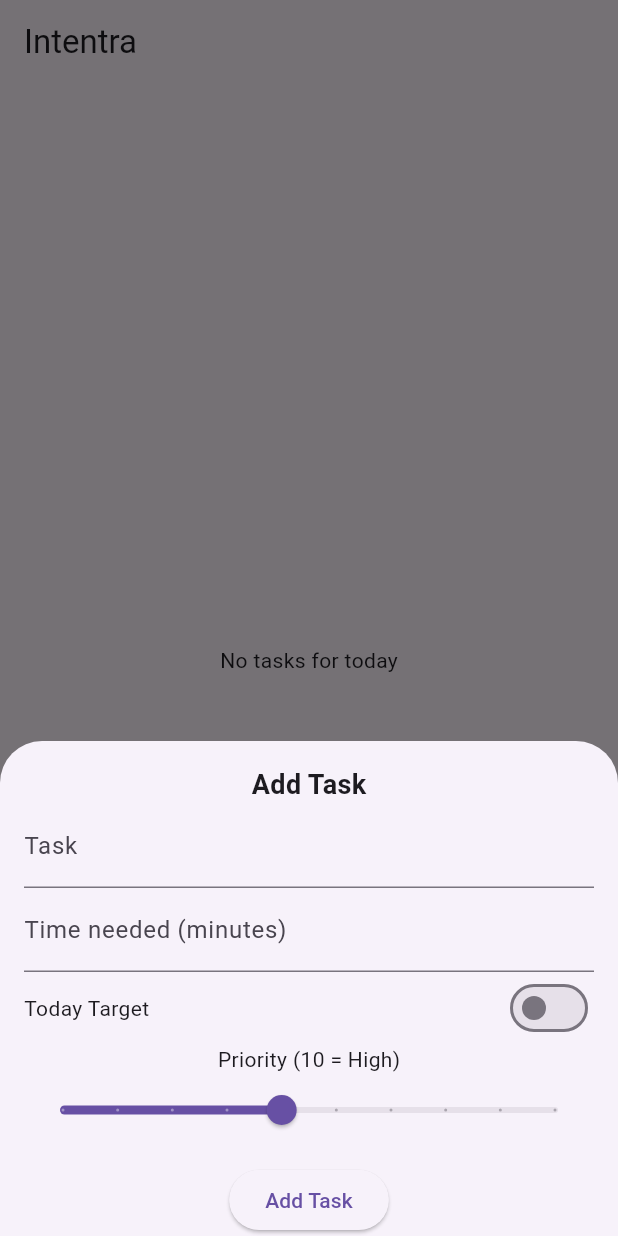
After one commit to vamshichauhan2/Intentra, a Flutter app: the MyTodoHelper screen opened directly, after a tap on the "add" icon, on a phone screen of 412 x 824 dp. The commit adds this screen. Run offline on Flutter 3.47's test engine with Material 3 defaults, Android fonts, the phone set to English and light mode, and no system bars; our stand-ins replace shared_preferences; accounts and stored records are empty; network calls fail.

Commit message:
Added TodoList

```diff
--- a/frontend/lib/app/app.dart
+++ b/frontend/lib/app/app.dart
@@ -8,6 +8,7 @@ import '../components/Intent/Intent_screen.dart';
 import '../components/History/TimeLine_Screen.dart';
 import '../components/AuthScreen/authScreen.dart';
 import '../components/AuthScreen/signup_page.dart';
+import '../components/MyCoach/My_Coach.dart';
 // import others later
 
 class MyApp extends StatelessWidget {
@@ -26,6 +27,7 @@ class MyApp extends StatelessWidget {
         AppRoutes.focus:(_) => const FocusScreen(),
         AppRoutes.login:(_)=>const AuthScreen(),
         AppRoutes.signup:(_)=>const SignUpScreen(),
+        AppRoutes.myCoach:(_)=>const MyCoach(),
       }
     );
   }
--- /dev/null
+++ b/frontend/lib/components/MyCoach/TodoList_storage.dart
@@ -0,0 +1,137 @@
+import 'package:flutter/material.dart';
+import '../../core/services/add_Todo_api.dart';
+import '../../core/services/FetchMyTodos.dart';
+class MyTodoHelper extends StatefulWidget{
+  const MyTodoHelper({super.key});
+  @override State<MyTodoHelper> createState() => _MyTodoState();
+}
+class _MyTodoState extends State<MyTodoHelper>{
+  List<dynamic> todos = [];
+  bool loading=true;
+
+  @override
+   void initState() {
+    super.initState();
+    _loadTodaysTodos();
+  }
+  Future<void> _loadTodaysTodos() async {
+  final result = await FetchTodaysTodo().getMyTodaysTodo();
+  if (!mounted) return;
+
+  setState(() {
+    todos = result;
+    loading = false;
+  });
+}
+
+  void _openAddTaskForm(){
+    final titleController = TextEditingController();
+    final timeController = TextEditingController();
+    bool todayTarget = false;
+    int priority = 5;
+
+    showModalBottomSheet(
+    context: context,
+    isScrollControlled: true,
+    builder:(context){
+      return Padding(
+        padding:EdgeInsets.only(
+            left: 16,
+            right: 16,
+            top: 16,
+            bottom: MediaQuery.of(context).viewInsets.bottom,
+          ),
+        child:Column(
+          mainAxisSize: MainAxisSize.min,
+          mainAxisAlignment:MainAxisAlignment.spaceBetween,
+          children: [
+            const Text(
+            "Add Task",
+            style: TextStyle(fontSize: 18, fontWeight: FontWeight.bold),),
+            TextField(
+                controller: titleController,
+                decoration: const InputDecoration(labelText: "Task"),
+              ),
+              TextField(
+                controller: timeController,
+                keyboardType: TextInputType.number,
+                decoration:
+                    const InputDecoration(labelText: "Time needed (minutes)"),
+              ),
+                Row(
+                mainAxisAlignment: MainAxisAlignment.spaceBetween,
+                children: [
+                  const Text("Today Target"),
+                  Switch(
+                    value: todayTarget,
+                    onChanged: (val) {
+                      todayTarget = val;
+                    },
+                  ),
+                ],
+              ),
+
+              const Text("Priority (10 = High)"),
+              Slider(
+                value: priority.toDouble(),
+                min: 1,
+                max: 10,
+                divisions: 9,
+                label: priority.toString(),
+                onChanged: (val) {
+                  priority = val.toInt();
+                },
+              ),
+
+              const SizedBox(height: 12),
+
+              ElevatedButton(
+                onPressed: () async {
+  await TodoApi.createTask(
+    title: titleController.text,
+    todayTarget: todayTarget,
+    timeNeeded: int.parse(timeController.text),
+    priority: priority,
+  );
+
+  Navigator.pop(context);
+  _loadTodaysTodos(); // 🔥 refresh list
+},
+                child: const Text("Add Task"),
+              ),
+
+             ],)
+          );
+
+    },);
+  }
+
+  @override
+  Widget build(BuildContext context){
+
+     return Scaffold(
+      appBar:AppBar(title:const Text("Intentra")),
+      body: loading
+    ? const Center(child: CircularProgressIndicator())
+    : todos.isEmpty
+        ? const Center(child: Text("No tasks for today"))
+        : ListView.builder(
+            itemCount: todos.length,
+            itemBuilder: (context, index) {
+              final todo = todos[index];
+
+              return ListTile(
+                title: Text(todo["title"]),
+                subtitle: Text(
+                  "⏱ ${todo["timeNeeded"]} min • ⭐ ${todo["priority"]}",
+                ),
+                trailing: todo["todayTarget"] == true
+                    ? const Icon(Icons.flag, color: Colors.red)
+                    : null,
+              );
+            },
+          ),
+        floatingActionButton: FloatingActionButton( onPressed: _openAddTaskForm, child: const Icon(Icons.add), ),
+      );
+     }
+}
--- /dev/null
+++ b/frontend/lib/core/services/FetchMyTodos.dart
@@ -0,0 +1,36 @@
+import 'dart:convert';
+import 'package:http/http.dart' as http;
+import 'package:shared_preferences/shared_preferences.dart';
+
+class FetchTodaysTodo {
+  static const String baseUrl = "http://127.0.0.1:8000";
+  static const String endpoint = "$baseUrl/api/todos/tasks/";
+
+  Future<List<dynamic>> getMyTodaysTodo() async {
+    final prefs = await SharedPreferences.getInstance();
+    final token = prefs.getString("access_token");
+
+    if (token == null) return [];
+
+    try {
+      final response = await http.get(
+        Uri.parse(endpoint),
+        headers: {
+          "Authorization": "Bearer $token",
+        },
+      );
+
+      if (response.statusCode == 200) {
+        return jsonDecode(response.body); // 👈 LIST
+      }
+
+      if (response.statusCode == 401) {
+        await prefs.clear();
+      }
+
+      return [];
+    } catch (_) {
+      return [];
+    }
+  }
+}
--- /dev/null
+++ b/frontend/lib/core/services/add_Todo_api.dart
@@ -0,0 +1,27 @@
+import 'dart:convert';
+import 'package:http/http.dart' as http;
+import 'package:shared_preferences/shared_preferences.dart';
+class TodoApi {
+  static const String url = "http://127.0.0.1:8000";
+  static const String baseUrl = "$url/api/todos/create/";
+
+  static Future<void> createTask({
+    required String title,
+    required bool todayTarget,
+    required int timeNeeded,
+    required int priority,
+  }) async {
+    await http.post(
+      Uri.parse(baseUrl),
+      headers: {
+        "Content-Type": "application/json",
+      },
+      body: jsonEncode({
+        "title": title,
+        "today_target": todayTarget,
+        "time_needed": timeNeeded,
+        "priority": priority,
+      }),
+    );
+  }
+}
--- a/frontend/lib/routes/app_routes.dart
+++ b/frontend/lib/routes/app_routes.dart
@@ -1,3 +1,5 @@
+import 'package:frontend/components/MyCoach/My_Coach.dart';
+
 class AppRoutes {
   static const home = '/';
   static const myIntents = '/my-intents';
@@ -7,4 +9,5 @@ class AppRoutes {
   static const settings = '/settings';
   static const login='/login';
   static const signup='/signup';
+  static const myCoach='/mycoach';
 }
--- a/frontend/lib/shared/app_drawer.dart
+++ b/frontend/lib/shared/app_drawer.dart
@@ -52,6 +52,11 @@ class AppDrawer extends StatelessWidget {
               title:Text("Profile"),
               onTap: () => _go(context, AppRoutes.profile),
             ),
+             ListTile(
+              leading:Icon(Icons.person),
+              title:Text("My Coach"),
+              onTap: () => _go(context, AppRoutes.myCoach),
+            ),
             ListTile(
               leading: Icon(Icons.settings),
               title: Text('Settings'),
```
Also changed, not shown: frontend/lib/components/MyCoach/My_Coach.dart (added, +22 -0 lines), 13 other files.
